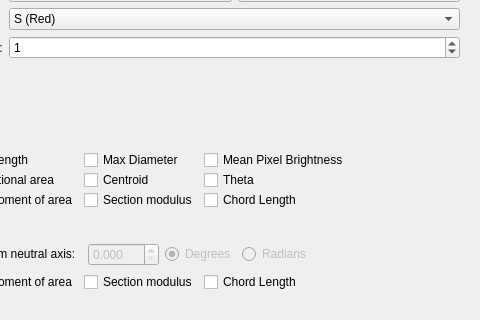
jmhuie/SlicerBiomech, file SegmentGeometry/Resources/UI/SegmentGeometry.ui: the form before one commit; both pictures show x 104 to 584 and y 106 to 426 of the 584 by 994 pixel window.
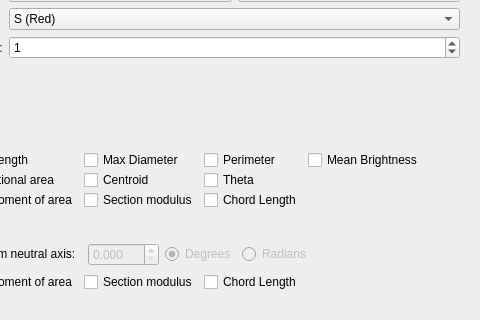
The form after the commit. Custom widgets are drawn as their Qt base class.

Commit message: perimeter is now an option

```diff
--- a/SegmentGeometry/Resources/UI/SegmentGeometry.ui
+++ b/SegmentGeometry/Resources/UI/SegmentGeometry.ui
@@ -487,9 +487,19 @@
              </widget>
             </item>
             <item row="0" column="2">
+             <widget class="QCheckBox" name="PerimcheckBox">
+              <property name="text">
+               <string>Perimeter</string>
+              </property>
+              <property name="checked">
+               <bool>false</bool>
+              </property>
+             </widget>
+            </item>
+            <item row="0" column="3">
              <widget class="QCheckBox" name="IntensitycheckBox">
               <property name="text">
-               <string>Mean Pixel Brightness</string>
+               <string>Mean Brightness</string>
               </property>
               <property name="checked">
                <bool>false</bool>
```
The commit also changes 2 other files.
